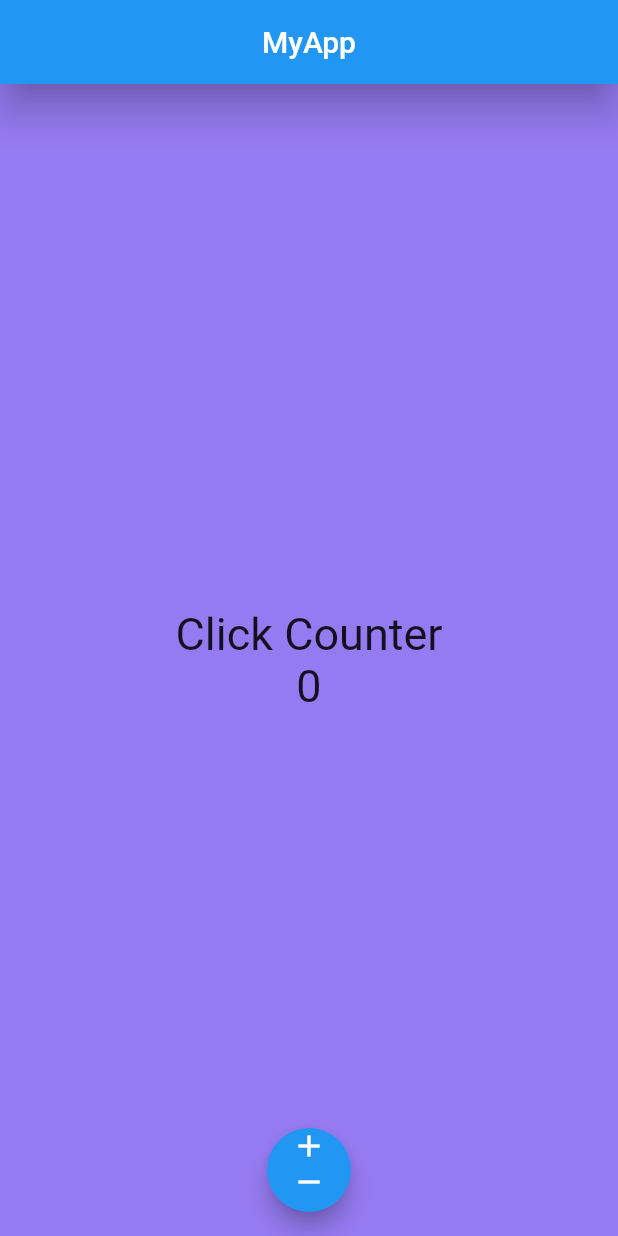
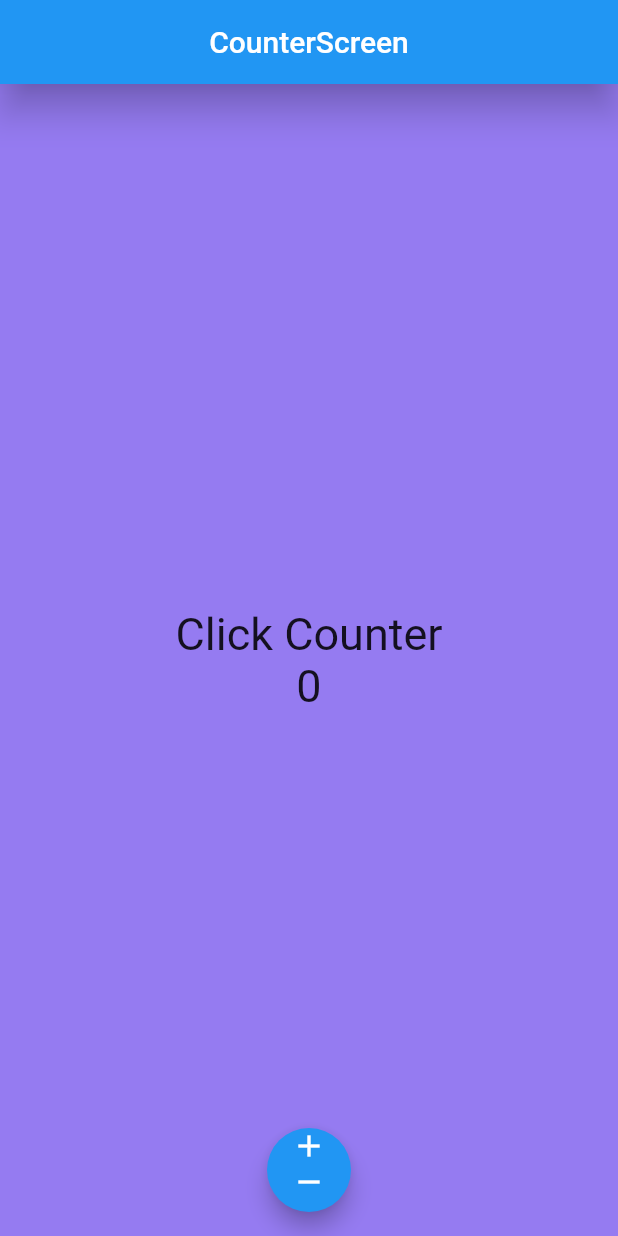
Before and after one commit to jmorsan/appcontador, a Flutter app: the screen it shows after launch, on a phone screen of 412 x 824 dp. Run offline on Flutter 3.47's test engine with Material 2 defaults, Android fonts, the phone set to English and light mode, and no system bars.

```diff
--- a/lib/main.dart
+++ b/lib/main.dart
@@ -1,3 +1,4 @@
+import 'package:appcontador/screens/counter_screen.dart';
 import 'package:flutter/material.dart';
 
 import 'package:appcontador/screens/home_screen.dart';
@@ -17,7 +18,7 @@ class MyApp extends StatelessWidget {
 
     return const MaterialApp(
       debugShowCheckedModeBanner: false,
-      home: HomeScreen(),
+      home: CounterScreen(),
     );
   }
 
```
